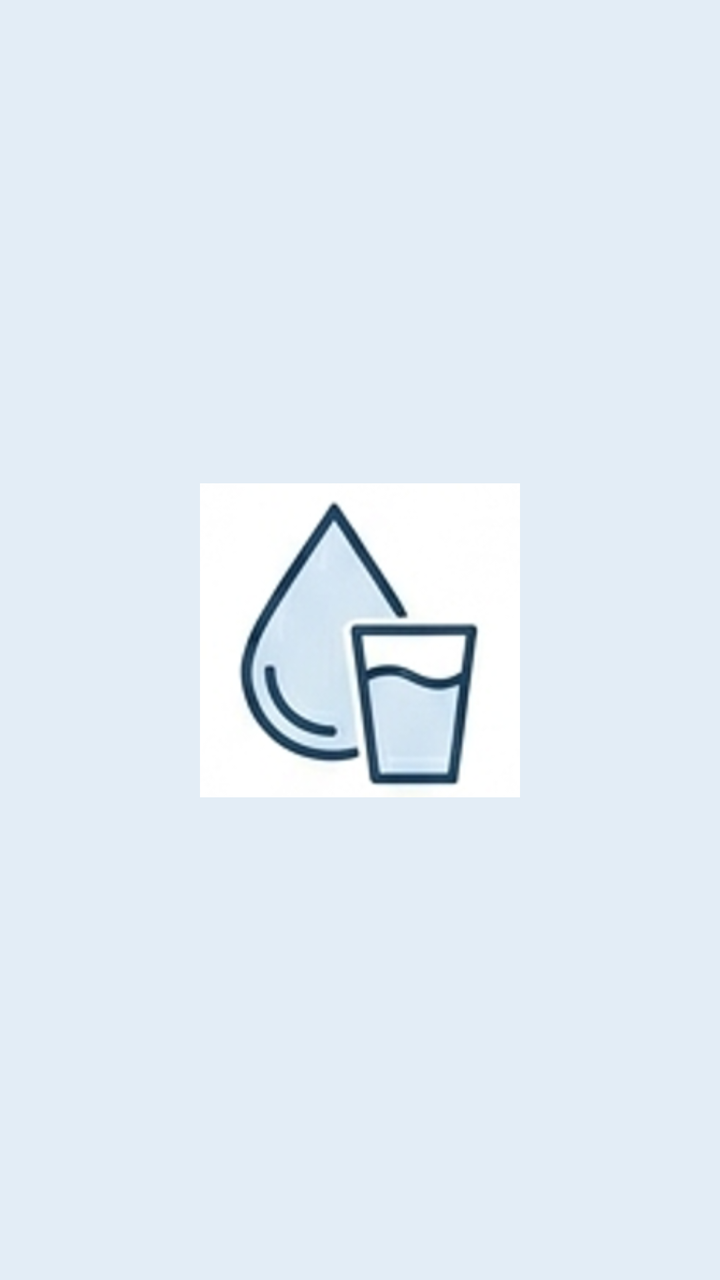
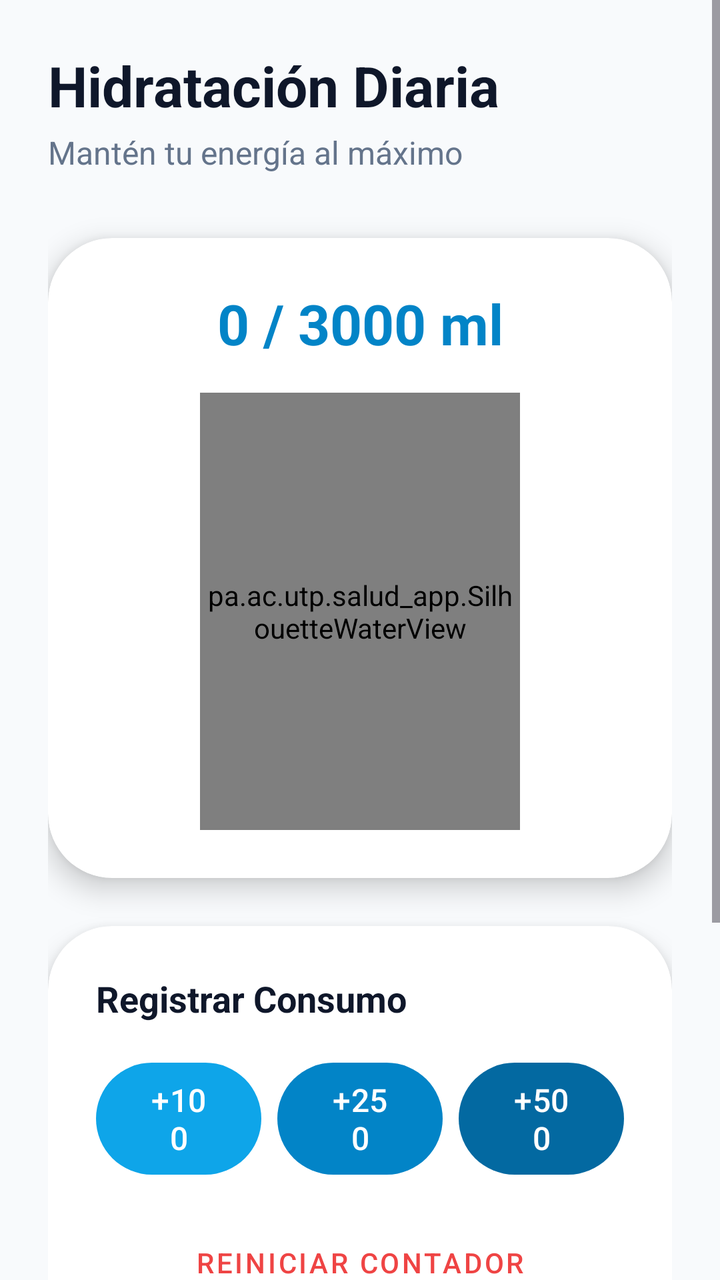

Two renders of the same Android screen: before a commit and after it. Below are the layout's source before the change and the commit's diff.
<!-- AndroidManifest.xml: application theme Theme.Salud_App -->
<!-- res/layout/activity_modulo_agua.xml -->
<?xml version="1.0" encoding="utf-8"?>
<androidx.constraintlayout.widget.ConstraintLayout xmlns:android="http://schemas.android.com/apk/res/android"
    xmlns:app="http://schemas.android.com/apk/res-auto"
    android:layout_width="match_parent"
    android:layout_height="match_parent"
    android:background="#E3EDF6">

    <ImageView
        android:layout_width="160dp"
        android:layout_height="160dp"
        android:scaleType="centerInside"
        app:srcCompat="@drawable/ic_agua"
        app:layout_constraintTop_toTopOf="parent"
        app:layout_constraintBottom_toBottomOf="parent"
        app:layout_constraintStart_toStartOf="parent"
        app:layout_constraintEnd_toEndOf="parent" />

</androidx.constraintlayout.widget.ConstraintLayout>
<!-- resources referenced by this layout -->
<resources>
  <!-- drawable ic_agua: png bitmap (drawable, 50978 bytes) -->
  <style name="Theme.Salud_App" parent="Base.Theme.Salud_App" />
  <style name="Base.Theme.Salud_App" parent="Theme.Material3.DayNight.NoActionBar">
          <item name="colorPrimary">#1A4375</item>
          <item name="colorOnPrimary">#FFFFFF</item>
          <item name="colorPrimaryContainer">#D0E4FF</item>
          <item name="colorOnPrimaryContainer">#001D36</item>
      </style>
</resources>

<!-- the commit's change to res/layout/activity_modulo_agua.xml (unified diff, before → after) -->
@@ -1,18 +1,238 @@
 <?xml version="1.0" encoding="utf-8"?>
-<androidx.constraintlayout.widget.ConstraintLayout xmlns:android="http://schemas.android.com/apk/res/android"
+<ScrollView xmlns:android="http://schemas.android.com/apk/res/android"
     xmlns:app="http://schemas.android.com/apk/res-auto"
+    xmlns:tools="http://schemas.android.com/tools"
     android:layout_width="match_parent"
     android:layout_height="match_parent"
-    android:background="#E3EDF6">
-
-    <ImageView
-        android:layout_width="160dp"
-        android:layout_height="160dp"
-        android:scaleType="centerInside"
-        app:srcCompat="@drawable/ic_agua"
-        app:layout_constraintTop_toTopOf="parent"
-        app:layout_constraintBottom_toBottomOf="parent"
-        app:layout_constraintStart_toStartOf="parent"
-        app:layout_constraintEnd_toEndOf="parent" />
-
-</androidx.constraintlayout.widget.ConstraintLayout>
+    android:background="#F8FAFC"
+    android:fillViewport="true">
+
+    <androidx.constraintlayout.widget.ConstraintLayout
+        android:layout_width="match_parent"
+        android:layout_height="wrap_content"
+        android:padding="24dp"
+        tools:context=".ModuloAgua">
+
+        
+        <TextView
+            android:id="@+id/tvTitle"
+            android:layout_width="wrap_content"
+            android:layout_height="wrap_content"
+            android:text="Hidratación Diaria"
+            android:textColor="#0F172A"
+            android:textSize="28sp"
+            android:textStyle="bold"
+            app:layout_constraintStart_toStartOf="parent"
+            app:layout_constraintTop_toTopOf="parent" />
+
+        <TextView
+            android:id="@+id/tvSubtitle"
+            android:layout_width="wrap_content"
+            android:layout_height="wrap_content"
+            android:layout_marginTop="4dp"
+            android:text="Mantén tu energía al máximo"
+            android:textColor="#64748B"
+            android:textSize="16sp"
+            app:layout_constraintStart_toStartOf="parent"
+            app:layout_constraintTop_toBottomOf="@id/tvTitle" />
+
+        
+        <com.google.android.material.card.MaterialCardView
+            android:id="@+id/cardSilhouette"
+            android:layout_width="0dp"
+            android:layout_height="320dp"
+            android:layout_marginTop="32dp"
+            app:cardBackgroundColor="@android:color/white"
+            app:cardCornerRadius="32dp"
+            app:cardElevation="8dp"
+            app:strokeWidth="0dp"
+            app:layout_constraintEnd_toEndOf="parent"
+            app:layout_constraintStart_toStartOf="parent"
+            app:layout_constraintTop_toBottomOf="@id/tvSubtitle">
+
+            <androidx.constraintlayout.widget.ConstraintLayout
+                android:layout_width="match_parent"
+                android:layout_height="match_parent"
+                android:padding="24dp">
+
+                <TextView
+                    android:id="@+id/tvWaterProgress"
+                    android:layout_width="wrap_content"
+                    android:layout_height="wrap_content"
+                    android:text="0 / 3000 ml"
+                    android:textColor="#0284C7"
+                    android:textSize="28sp"
+                    android:textStyle="bold"
+                    app:layout_constraintEnd_toEndOf="parent"
+                    app:layout_constraintStart_toStartOf="parent"
+                    app:layout_constraintTop_toTopOf="parent" />
+
+                <pa.ac.utp.salud_app.SilhouetteWaterView
+                    android:id="@+id/silhouetteView"
+                    android:layout_width="160dp"
+                    android:layout_height="0dp"
+                    android:layout_marginTop="16dp"
+                    app:layout_constraintBottom_toBottomOf="parent"
+                    app:layout_constraintEnd_toEndOf="parent"
+                    app:layout_constraintStart_toStartOf="parent"
+                    app:layout_constraintTop_toBottomOf="@id/tvWaterProgress" />
+            </androidx.constraintlayout.widget.ConstraintLayout>
+        </com.google.android.material.card.MaterialCardView>
+
+        
+        <com.google.android.material.card.MaterialCardView
+            android:id="@+id/cardActions"
+            android:layout_width="0dp"
+            android:layout_height="wrap_content"
+            android:layout_marginTop="24dp"
+            app:cardBackgroundColor="@android:color/white"
+            app:cardCornerRadius="32dp"
+            app:cardElevation="8dp"
+            app:strokeWidth="0dp"
+            app:layout_constraintEnd_toEndOf="parent"
+            app:layout_constraintStart_toStartOf="parent"
+            app:layout_constraintTop_toBottomOf="@id/cardSilhouette">
+
+            <androidx.constraintlayout.widget.ConstraintLayout
+                android:layout_width="match_parent"
+                android:layout_height="wrap_content"
+                android:padding="24dp">
+
+                <TextView
+                    android:id="@+id/tvAddWaterLabel"
+                    android:layout_width="wrap_content"
+                    android:layout_height="wrap_content"
+                    android:text="Registrar Consumo"
+                    android:textColor="#0F172A"
+                    android:textSize="18sp"
+                    android:textStyle="bold"
+                    app:layout_constraintStart_toStartOf="parent"
+                    app:layout_constraintTop_toTopOf="parent" />
+
+                <LinearLayout
+                    android:id="@+id/llButtons"
+                    android:layout_width="match_parent"
+                    android:layout_height="wrap_content"
+                    android:layout_marginTop="16dp"
+                    android:gravity="center"
+                    android:orientation="horizontal"
+                    android:weightSum="3"
+                    app:layout_constraintTop_toBottomOf="@id/tvAddWaterLabel">
+
+                    <com.google.android.material.button.MaterialButton
+                        android:id="@+id/btnAdd100"
+                        android:layout_width="0dp"
+                        android:layout_height="64dp"
+                        android:layout_marginEnd="8dp"
+                        android:layout_weight="1"
+                        android:text="+100"
+                        android:textColor="@android:color/white"
+                        android:textSize="16sp"
+                        app:backgroundTint="#0EA5E9"
+                        app:cornerRadius="32dp" />
+
+                    <com.google.android.material.button.MaterialButton
+                        android:id="@+id/btnAdd250"
+                        android:layout_width="0dp"
+                        android:layout_height="64dp"
+                        android:layout_marginEnd="8dp"
+                        android:layout_weight="1"
+                        android:text="+250"
+                        android:textColor="@android:color/white"
+                        android:textSize="16sp"
+                        app:backgroundTint="#0284C7"
+                        app:cornerRadius="32dp" />
+
+                    <com.google.android.material.button.MaterialButton
+                        android:id="@+id/btnAdd500"
+                        android:layout_width="0dp"
+                        android:layout_height="64dp"
+                        android:layout_weight="1"
+                        android:text="+500"
+                        android:textColor="@android:color/white"
+                        android:textSize="16sp"
+                        app:backgroundTint="#0369A1"
+                        app:cornerRadius="32dp" />
+                </LinearLayout>
+
+                <com.google.android.material.button.MaterialButton
+                    android:id="@+id/btnReset"
+                    style="@style/Widget.MaterialComponents.Button.TextButton"
+                    android:layout_width="wrap_content"
+                    android:layout_height="wrap_content"
+                    android:layout_marginTop="16dp"
+                    android:text="Reiniciar contador"
+                    android:textColor="#EF4444"
+                    app:layout_constraintEnd_toEndOf="parent"
+                    app:layout_constraintStart_toStartOf="parent"
+                    app:layout_constraintTop_toBottomOf="@id/llButtons" />
+
+            </androidx.constraintlayout.widget.ConstraintLayout>
+        </com.google.android.material.card.MaterialCardView>
+
+        
+        <com.google.android.material.card.MaterialCardView
+            android:id="@+id/cardConfig"
+            android:layout_width="0dp"
+            android:layout_height="wrap_content"
+            android:layout_marginTop="24dp"
+            android:layout_marginBottom="24dp"
+            app:cardBackgroundColor="@android:color/white"
+            app:cardCornerRadius="32dp"
+            app:cardElevation="8dp"
+            app:strokeWidth="0dp"
+            app:layout_constraintBottom_toBottomOf="parent"
+            app:layout_constraintEnd_toEndOf="parent"
+            app:layout_constraintStart_toStartOf="parent"
+            app:layout_constraintTop_toBottomOf="@id/cardActions">
+
+            <androidx.constraintlayout.widget.ConstraintLayout
+                android:layout_width="match_parent"
+                android:layout_height="wrap_content"
+                android:padding="24dp">
+
+                <TextView
+                    android:id="@+id/tvConfigLabel"
+                    android:layout_width="wrap_content"
+                    android:layout_height="wrap_content"
+                    android:text="Configuración"
+                    android:textColor="#0F172A"
+                    android:textSize="18sp"
+                    android:textStyle="bold"
+                    app:layout_constraintStart_toStartOf="parent"
+                    app:layout_constraintTop_toTopOf="parent" />
+
+                <RadioGroup
+                    android:id="@+id/rgGender"
+                    android:layout_width="match_parent"
+                    android:layout_height="wrap_content"
+                    android:layout_marginTop="16dp"
+                    android:orientation="horizontal"
+                    android:weightSum="2"
+                    app:layout_constraintTop_toBottomOf="@id/tvConfigLabel">
+
+                    <RadioButton
+                        android:id="@+id/rbMujer"
+                        android:layout_width="0dp"
+                        android:layout_height="wrap_content"
+                        android:layout_weight="1"
+                        android:buttonTint="#0284C7"
+                        android:checked="true"
+                        android:text="Mujer"
+                        android:textColor="#334155" />
+
+                    <RadioButton
+                        android:id="@+id/rbHombre"
+                        android:layout_width="0dp"
+                        android:layout_height="wrap_content"
+                        android:layout_weight="1"
+                        android:buttonTint="#0284C7"
+                        android:text="Hombre"
+                        android:textColor="#334155" />
+                </RadioGroup>
+
+            </androidx.constraintlayout.widget.ConstraintLayout>
+        </com.google.android.material.card.MaterialCardView>
+
+    </androidx.constraintlayout.widget.ConstraintLayout>
+</ScrollView>
<!-- resource entries referenced after the edit -->
@@ -1,6 +1,5 @@
 <!-- resources referenced by this layout -->
 <resources>
-  <!-- drawable ic_agua: png bitmap (drawable, 50978 bytes) -->
   <style name="Theme.Salud_App" parent="Base.Theme.Salud_App" />
   <style name="Base.Theme.Salud_App" parent="Theme.Material3.DayNight.NoActionBar">
           <item name="colorPrimary">#1A4375</item>
